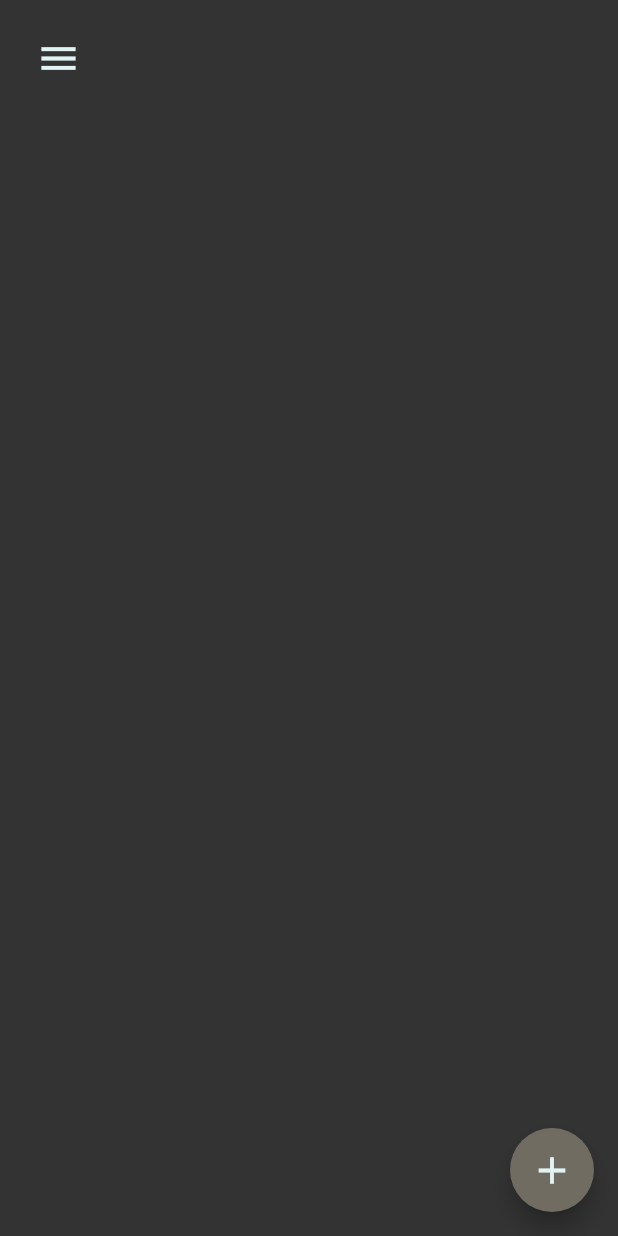
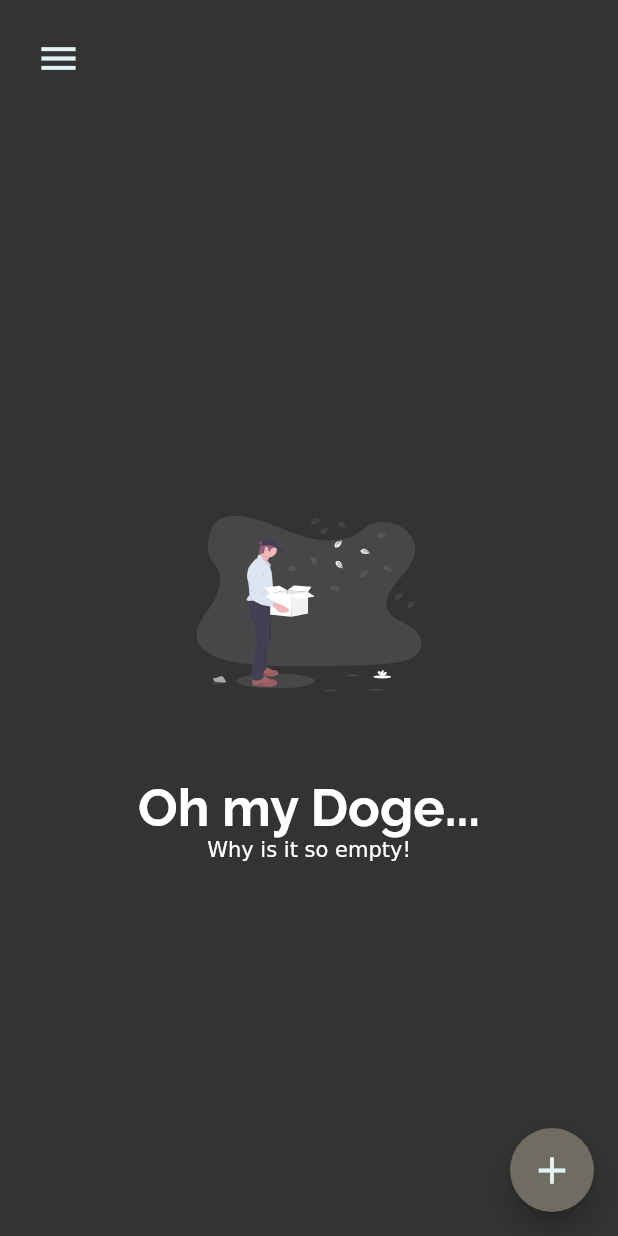
Before and after one commit to OwlRepo/DogeNotes, a Flutter app: the Home screen opened by its route, after a tap on the "menu" icon, on a phone screen of 412 x 824 dp. Run offline on Flutter 3.47's test engine with Material 2 defaults, Android fonts, the phone set to English and light mode, and no system bars; our stand-ins replace flutter_svg, get, google_fonts, introduction_screen.

Commit message:
Notes Container ready for populating of notes

```diff
--- /dev/null
+++ b/lib/Data/Dynamic/NotesListData.dart
@@ -0,0 +1,7 @@
+import 'package:flutter/material.dart';
+import 'package:get/get.dart';
+import 'package:noteify/Models/NotesDataModel.dart';
+
+class NotesListData {
+  static RxList<dynamic> fetchedDataList = [].obs;
+}
--- a/lib/Routes/Home.dart
+++ b/lib/Routes/Home.dart
@@ -1,7 +1,10 @@
 import 'package:flutter/material.dart';
 import 'package:get/get.dart';
 import 'package:noteify/Constants/NoteifyColors.dart';
+import 'package:noteify/Data/Dynamic/NotesListData.dart';
+import 'package:noteify/Widgets/Home/EmptyListBanner.dart';
 import 'package:noteify/Widgets/Home/GreetingsBottomSheet.dart';
+import 'package:noteify/Widgets/Home/NotesGridListContainer.dart';
 
 class Home extends StatefulWidget {
   static const routeName = '/home';
@@ -61,6 +64,7 @@ class _HomeState extends State<Home> {
                   ],
                 ),
               ),
+              NotesGridListContainer(),
             ],
           ),
         ),
--- /dev/null
+++ b/lib/Widgets/Home/EmptyListBanner.dart
@@ -0,0 +1,39 @@
+import 'package:flutter/material.dart';
+import 'package:flutter_svg/flutter_svg.dart';
+import 'package:google_fonts/google_fonts.dart';
+
+class EmptyListBanner extends StatelessWidget {
+  @override
+  Widget build(BuildContext context) {
+    return Container(
+      child: Column(
+        mainAxisAlignment: MainAxisAlignment.center,
+        crossAxisAlignment: CrossAxisAlignment.center,
+        children: [
+          SvgPicture.asset(
+            'assets/images/emptylist.svg',
+            fit: BoxFit.contain,
+            height: 150.0,
+            width: 150.0,
+          ),
+          SizedBox(
+            height: 40.0,
+          ),
+          RichText(
+            textAlign: TextAlign.center,
+            text: TextSpan(children: [
+              TextSpan(
+                text: 'Oh my Doge...\n',
+                style: GoogleFonts.raleway(
+                  fontWeight: FontWeight.bold,
+                  fontSize: 35.0,
+                ),
+              ),
+              TextSpan(text: 'Why is it so empty!'),
+            ]),
+          ),
+        ],
+      ),
+    );
+  }
+}
--- /dev/null
+++ b/lib/Widgets/Home/NotesGridListContainer.dart
@@ -0,0 +1,28 @@
+import 'package:flutter/material.dart';
+import 'package:noteify/Data/Dynamic/NotesListData.dart';
+
+import 'EmptyListBanner.dart';
+
+class NotesGridListContainer extends StatelessWidget {
+  @override
+  Widget build(BuildContext context) {
+    return Expanded(
+      child: Padding(
+        padding: EdgeInsets.all(20.0),
+        child: NotesListData.fetchedDataList.length == 0
+            ? EmptyListBanner()
+            : GridView.builder(
+                gridDelegate: SliverGridDelegateWithFixedCrossAxisCount(
+                  childAspectRatio: 3 / 2,
+                  crossAxisCount: 2,
+                  crossAxisSpacing: 20.0,
+                ),
+                itemCount: NotesListData.fetchedDataList.length,
+                itemBuilder: (context, index) {
+                  return Text(NotesListData.fetchedDataList[index].title);
+                },
+              ),
+      ),
+    );
+  }
+}
--- a/pubspec.yaml
+++ b/pubspec.yaml
@@ -24,6 +24,7 @@ dependencies:
   flutter:
     sdk: flutter
   cupertino_icons: ^1.0.2
+  flutter_svg: ^0.19.3
   get: ^4.1.2
   google_fonts: ^2.0.0
   introduction_screen: ^2.1.0
```
Also changed, not shown: lib/Models/NotesDataModel.dart (added, +28 -0 lines), assets/images/emptylist.svg (added), pubspec.lock.
